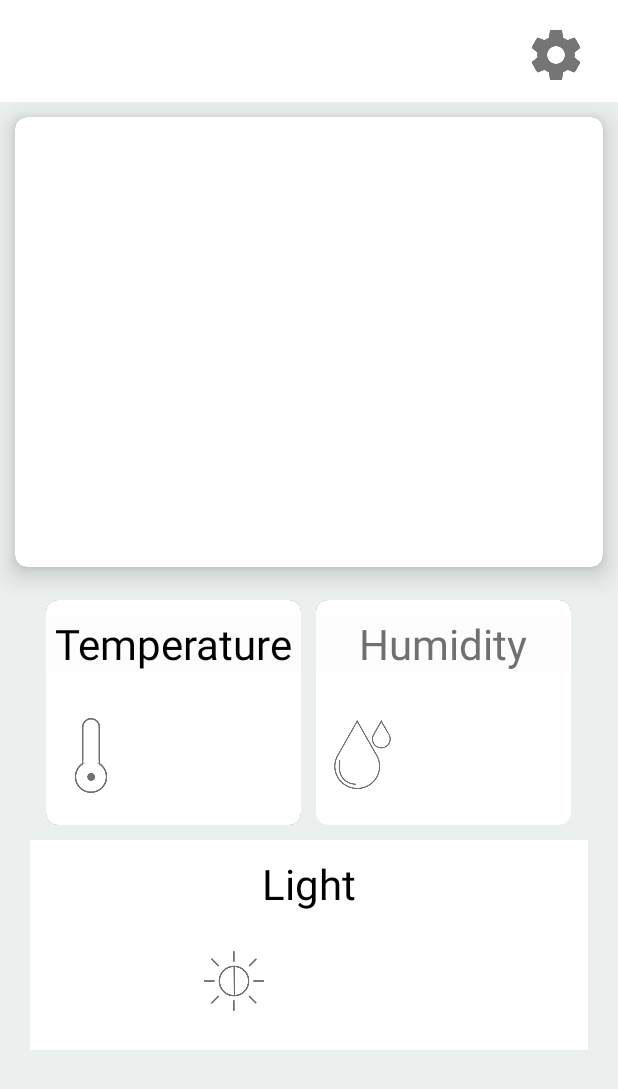
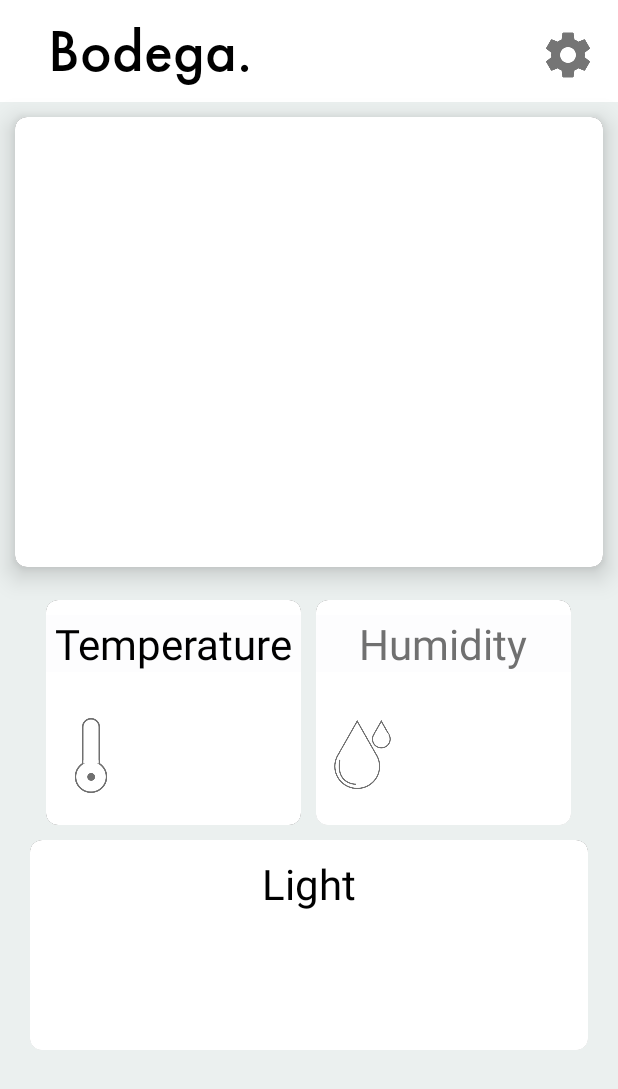
Before and after one commit to jturibe/spicy_chorizo, an Android app: the layout activity_home.xml on its own in the app's theme, with its tools: preview values and no code run, on a phone screen of 412 x 824 dp. Shown: the top 1089 px of the screen. Run offline under Robolectric (Android 15) with nearby library versions, the phone set to English and light mode, and no system bars; Roboto replaces fonts that are not available here.

Commit message:
More app stuff

```diff
--- a/Particle/app/src/main/res/drawable/active_dot.xml
+++ b/Particle/app/src/main/res/drawable/active_dot.xml
@@ -7,6 +7,6 @@
     <size android:height="8dip"
         android:width="8dip"/>
 
-    <solid android:color="#3B0217"/>
+    <solid android:color="#000000"/>
 
 </shape>
--- a/Particle/app/src/main/res/layout/activity_home.xml
+++ b/Particle/app/src/main/res/layout/activity_home.xml
@@ -18,11 +18,21 @@
             android:layout_width="match_parent"
             android:layout_height="wrap_content"
             android:background="#FFFFFF">
+
+            <TextView
+                android:layout_width="200dp"
+                android:layout_height="match_parent"
+                android:fontFamily="@font/futura"
+                android:textColor="#000000"
+                android:text="Bodega."
+                android:gravity="center"
+                android:textSize="40sp"/>
+
             <ImageButton
                 android:id="@+id/settingsButton"
-                android:layout_width="62dp"
+                android:layout_width="58dp"
                 android:layout_height="58dp"
-                android:layout_marginLeft="340sp"
+                android:layout_marginLeft="150dp"
                 android:layout_marginTop="10sp"
                 android:adjustViewBounds="true"
                 android:backgroundTint="#00FDFDFE"
@@ -252,6 +262,7 @@
             android:layout_height="150dp"
             android:layout_marginLeft="20dp"
             android:layout_marginRight="20dp"
+            android:background="#ebf0ef"
             android:paddingBottom="10dp"
             android:gravity="center"
             android:orientation="horizontal">
@@ -262,7 +273,7 @@
                 <!--android:orientation="vertical">-->
 
                 <androidx.cardview.widget.CardView
-                    android:layout_width="400dp"
+                    android:layout_width="match_parent"
                     android:layout_height="match_parent"
                     android:orientation="vertical"
                     android:background="#FFFFFF"
@@ -302,17 +313,17 @@
                             <RelativeLayout
                                 android:layout_width="40dp"
                                 android:layout_height="match_parent"
-                                android:layout_marginLeft="130dp"
+                                android:layout_marginLeft="110dp"
                                 android:layout_marginTop="10dp">
 
                                 <ImageView
+                                    android:id="@+id/lig"
                                     android:layout_width="100dp"
                                     android:layout_height="100dp"
                                     android:background="#FFFFFF"
                                     android:scaleType="fitCenter"
                                     android:gravity="center"
-                                    android:layout_marginBottom="20dp"
-                                    android:src="@drawable/lig" />
+                                    android:layout_marginBottom="20dp"/>
 
                             </RelativeLayout>
 
@@ -323,6 +334,7 @@
                                 android:fontFamily="@font/roboto"
                                 android:layout_marginTop="10dp"
                                 android:textColor="#000000"
+                                android:layout_marginStart="20dp"
                                 android:textSize="50sp" />
 
                         </LinearLayout>
```
Also changed, not shown: Particle/app/src/main/java/com/example/particle/HomeActivity.java (+54 -4 lines), Particle/app/src/main/res/drawable/bright.png (added), Particle/app/src/main/res/drawable/dark.png (added), Particle/app/src/main/res/drawable/dim.png (added).
